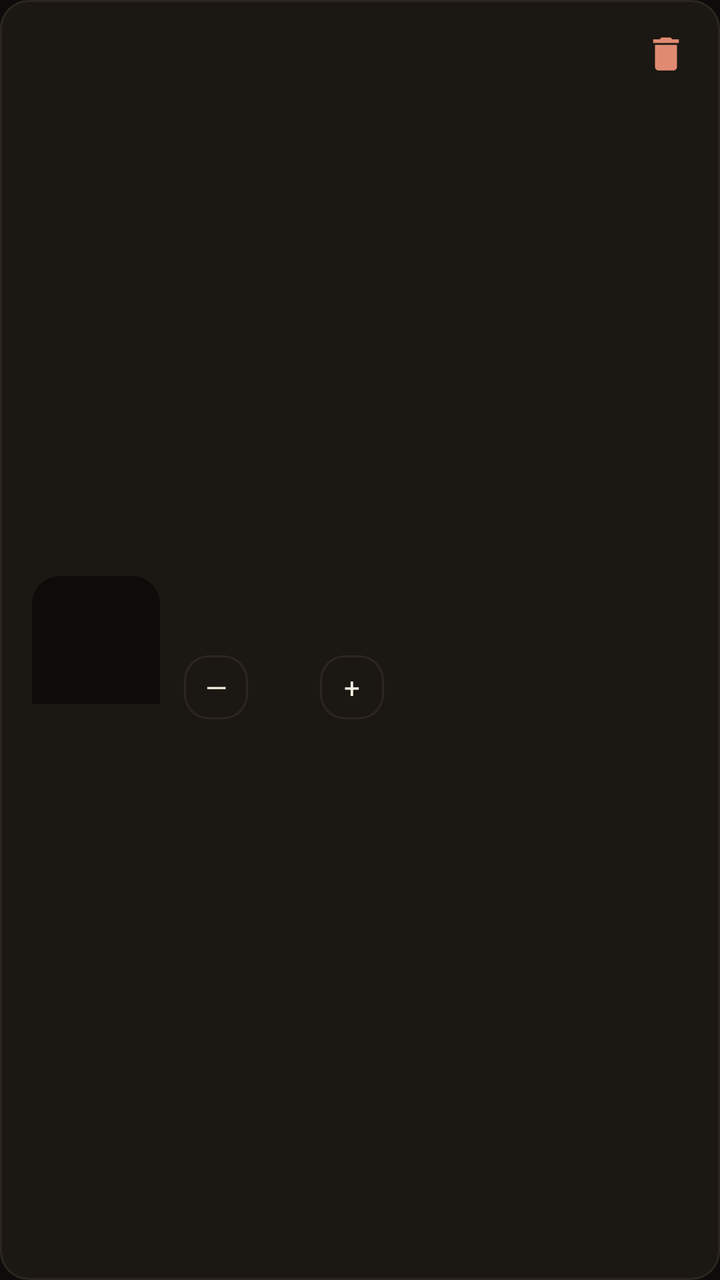
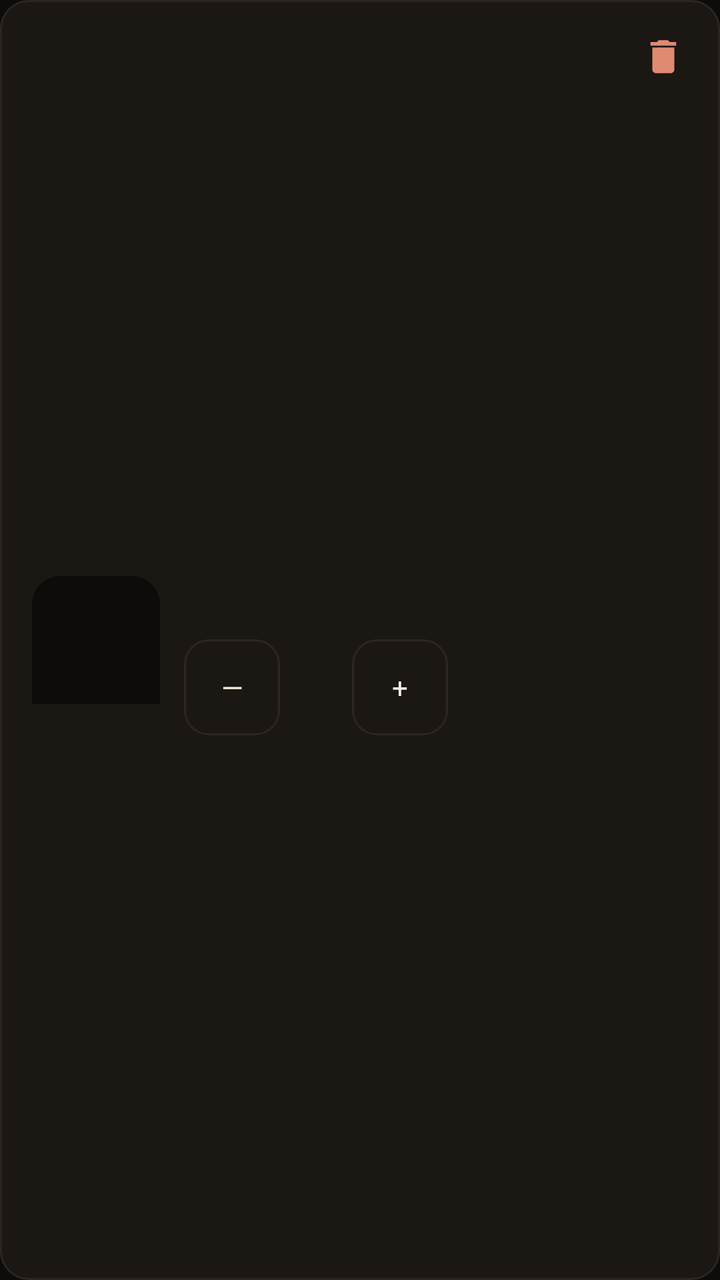

Compare the two renders of this Android layout. The source of the first and the diff that turns it into the second are given below.
<!-- AndroidManifest.xml: application theme Theme.RFragancias -->
<!-- res/layout/item_carrito.xml -->
<?xml version="1.0" encoding="utf-8"?>
<LinearLayout xmlns:android="http://schemas.android.com/apk/res/android"
    xmlns:app="http://schemas.android.com/apk/res-auto"
    android:layout_width="match_parent"
    android:layout_height="wrap_content"
    android:layout_marginHorizontal="@dimen/padding_screen"
    android:layout_marginBottom="@dimen/spacing_sm"
    android:orientation="horizontal"
    android:gravity="center_vertical"
    android:background="@drawable/bg_card"
    android:padding="@dimen/padding_card">

    <ImageView
        android:id="@+id/img_item_carrito"
        android:layout_width="64dp"
        android:layout_height="64dp"
        android:background="@drawable/bg_image_placeholder"
        android:scaleType="fitCenter" />

    <LinearLayout
        android:layout_width="0dp"
        android:layout_height="wrap_content"
        android:layout_weight="1"
        android:layout_marginStart="12dp"
        android:orientation="vertical">

        <TextView
            android:id="@+id/texto_nombre_item"
            android:layout_width="match_parent"
            android:layout_height="wrap_content"
            android:ellipsize="end"
            android:maxLines="1"
            android:textColor="@color/text_primary"
            android:textSize="15sp"
            android:fontFamily="serif" />

        <TextView
            android:id="@+id/texto_precio_item"
            android:layout_width="match_parent"
            android:layout_height="wrap_content"
            android:layout_marginTop="2dp"
            android:textColor="@color/primary"
            android:textSize="13sp" />

        <LinearLayout
            android:layout_width="wrap_content"
            android:layout_height="wrap_content"
            android:layout_marginTop="8dp"
            android:orientation="horizontal"
            android:gravity="center_vertical">

            <TextView
                android:id="@+id/btn_restar"
                android:layout_width="32dp"
                android:layout_height="32dp"
                android:background="@drawable/bg_search"
                android:gravity="center"
                android:text="—"
                android:textColor="@color/text_primary"
                android:clickable="true"
                android:focusable="true" />

            <TextView
                android:id="@+id/texto_cantidad"
                android:layout_width="36dp"
                android:layout_height="wrap_content"
                android:gravity="center"
                android:textColor="@color/text_primary"
                android:textSize="15sp" />

            <TextView
                android:id="@+id/btn_sumar"
                android:layout_width="32dp"
                android:layout_height="32dp"
                android:background="@drawable/bg_search"
                android:gravity="center"
                android:text="+"
                android:textColor="@color/text_primary"
                android:clickable="true"
                android:focusable="true" />
        </LinearLayout>
    </LinearLayout>

    <ImageView
        android:id="@+id/btn_quitar_item"
        android:layout_width="22dp"
        android:layout_height="22dp"
        android:layout_gravity="top"
        android:src="@drawable/ic_delete"
        android:clickable="true"
        android:focusable="true"
        app:tint="@color/danger" />

</LinearLayout>
<!-- resources referenced by this layout -->
<resources>
  <color name="danger">#E08A72</color>
  <color name="primary">#DE9B45</color>
  <color name="text_primary">#F4EEE2</color>
  <dimen name="padding_card">16dp</dimen>
  <dimen name="padding_screen">20dp</dimen>
  <dimen name="spacing_sm">8dp</dimen>
  <!-- drawable bg_card (drawable) -->
  <shape xmlns:android="http://schemas.android.com/apk/res/android" android:shape="rectangle">
      <corners android:radius="14dp"/>
      <solid android:color="@color/surface"/>
      <stroke android:width="1dp" android:color="@color/border"/>
  </shape>
  <!-- drawable bg_image_placeholder (drawable) -->
  <shape xmlns:android="http://schemas.android.com/apk/res/android" android:shape="rectangle">
      <corners android:topLeftRadius="14dp" android:topRightRadius="14dp" android:bottomLeftRadius="0dp" android:bottomRightRadius="0dp"/>
      <solid android:color="@color/bg"/>
  </shape>
  <!-- drawable bg_search (drawable) -->
  <shape xmlns:android="http://schemas.android.com/apk/res/android" android:shape="rectangle">
      <corners android:radius="12dp"/>
      <solid android:color="@color/surface"/>
      <stroke android:width="1dp" android:color="@color/border"/>
  </shape>
  <style name="Theme.RFragancias" parent="Theme.MaterialComponents.DayNight.NoActionBar">
          <item name="colorPrimary">@color/primary</item>
          <item name="colorPrimaryDark">@color/bg</item>
          <item name="colorAccent">@color/primary</item>
          <item name="colorSurface">@color/surface</item>
          <item name="colorOnSurface">@color/text_primary</item>
          <item name="colorOnPrimary">@color/bg</item>
          <item name="android:windowBackground">@color/bg</item>
          <item name="android:statusBarColor">@color/bg</item>
          <item name="android:navigationBarColor">@color/bg</item>
          <item name="android:windowLightStatusBar" tools:targetApi="m">false</item>
          <item name="android:textColorPrimary">@color/text_primary</item>
          <item name="android:textColorSecondary">@color/text_muted</item>
          <item name="materialButtonStyle">@style/Widget.RFragancias.Button</item>
          <item name="editTextStyle">@style/Widget.RFragancias.EditText</item>
          <item name="textInputStyle">@style/Widget.RFragancias.TextInputLayout</item>
      </style>
  <color name="surface">#1B1712</color>
  <color name="border">#2C2620</color>
  <color name="bg">#0D0C0A</color>
  <color name="text_muted">#ACA090</color>
  <style name="Widget.RFragancias.EditText" parent="Widget.AppCompat.EditText">
          <item name="android:textColor">@color/text_primary</item>
          <item name="android:textColorHint">@color/text_muted</item>
      </style>
  <style name="Widget.RFragancias.TextInputLayout" parent="Widget.MaterialComponents.TextInputLayout.OutlinedBox">
          <item name="boxStrokeColor">@color/border</item>
          <item name="hintTextColor">@color/primary</item>
          <item name="android:textColorHint">@color/text_muted</item>
          <item name="boxCornerRadiusTopStart">10dp</item>
          <item name="boxCornerRadiusTopEnd">10dp</item>
          <item name="boxCornerRadiusBottomStart">10dp</item>
          <item name="boxCornerRadiusBottomEnd">10dp</item>
      </style>
  <!-- unchanged entries left out for length: 2 -->
</resources>

<!-- the commit's change to res/layout/item_carrito.xml (unified diff, before → after) -->
@@ -15,7 +15,9 @@
         android:layout_width="64dp"
         android:layout_height="64dp"
         android:background="@drawable/bg_image_placeholder"
-        android:scaleType="fitCenter" />
+        android:scaleType="fitCenter"
+        android:contentDescription="@null"
+        android:importantForAccessibility="no" />
 
     <LinearLayout
         android:layout_width="0dp"
@@ -51,8 +53,9 @@
 
             <TextView
                 android:id="@+id/btn_restar"
-                android:layout_width="32dp"
-                android:layout_height="32dp"
+                android:layout_width="48dp"
+                android:layout_height="48dp"
+                android:contentDescription="@string/cd_restar"
                 android:background="@drawable/bg_search"
                 android:gravity="center"
                 android:text="—"
@@ -70,8 +73,9 @@
 
             <TextView
                 android:id="@+id/btn_sumar"
-                android:layout_width="32dp"
-                android:layout_height="32dp"
+                android:layout_width="48dp"
+                android:layout_height="48dp"
+                android:contentDescription="@string/cd_sumar"
                 android:background="@drawable/bg_search"
                 android:gravity="center"
                 android:text="+"
@@ -83,9 +87,14 @@
 
     <ImageView
         android:id="@+id/btn_quitar_item"
-        android:layout_width="22dp"
-        android:layout_height="22dp"
+        android:layout_width="48dp"
+        android:layout_height="48dp"
         android:layout_gravity="top"
+        android:layout_marginTop="-12dp"
+        android:layout_marginEnd="-12dp"
+        android:padding="13dp"
+        android:background="?attr/selectableItemBackgroundBorderless"
+        android:contentDescription="@string/cd_quitar_carrito"
         android:src="@drawable/ic_delete"
         android:clickable="true"
         android:focusable="true"
<!-- resource entries referenced after the edit -->
@@ -4,7 +4,7 @@
   <color name="primary">#DE9B45</color>
   <color name="text_primary">#F4EEE2</color>
   <dimen name="padding_card">16dp</dimen>
-  <dimen name="padding_screen">20dp</dimen>
+  <dimen name="padding_screen">16dp</dimen>
   <dimen name="spacing_sm">8dp</dimen>
   <!-- drawable bg_card (drawable) -->
   <shape xmlns:android="http://schemas.android.com/apk/res/android" android:shape="rectangle">
@@ -23,6 +23,9 @@
       <solid android:color="@color/surface"/>
       <stroke android:width="1dp" android:color="@color/border"/>
   </shape>
+  <string name="cd_quitar_carrito">Quitar del carrito</string>
+  <string name="cd_restar">Disminuir cantidad</string>
+  <string name="cd_sumar">Aumentar cantidad</string>
   <style name="Theme.RFragancias" parent="Theme.MaterialComponents.DayNight.NoActionBar">
           <item name="colorPrimary">@color/primary</item>
           <item name="colorPrimaryDark">@color/bg</item>
@@ -30,6 +33,8 @@
           <item name="colorSurface">@color/surface</item>
           <item name="colorOnSurface">@color/text_primary</item>
           <item name="colorOnPrimary">@color/bg</item>
+          <item name="colorError">@color/error</item>
+          <item name="colorOnError">@color/bg</item>
           <item name="android:windowBackground">@color/bg</item>
           <item name="android:statusBarColor">@color/bg</item>
           <item name="android:navigationBarColor">@color/bg</item>
@@ -43,13 +48,17 @@
   <color name="surface">#1B1712</color>
   <color name="border">#2C2620</color>
   <color name="bg">#0D0C0A</color>
+  <color name="error">#E08A72</color>
   <color name="text_muted">#ACA090</color>
   <style name="Widget.RFragancias.EditText" parent="Widget.AppCompat.EditText">
           <item name="android:textColor">@color/text_primary</item>
           <item name="android:textColorHint">@color/text_muted</item>
       </style>
   <style name="Widget.RFragancias.TextInputLayout" parent="Widget.MaterialComponents.TextInputLayout.OutlinedBox">
-          <item name="boxStrokeColor">@color/border</item>
+          <item name="boxStrokeColor">@color/input_stroke</item>
+          <item name="boxStrokeErrorColor">@color/error</item>
+          <item name="errorTextColor">@color/error</item>
+          <item name="errorIconTint">@color/error</item>
           <item name="hintTextColor">@color/primary</item>
           <item name="android:textColorHint">@color/text_muted</item>
           <item name="boxCornerRadiusTopStart">10dp</item>
